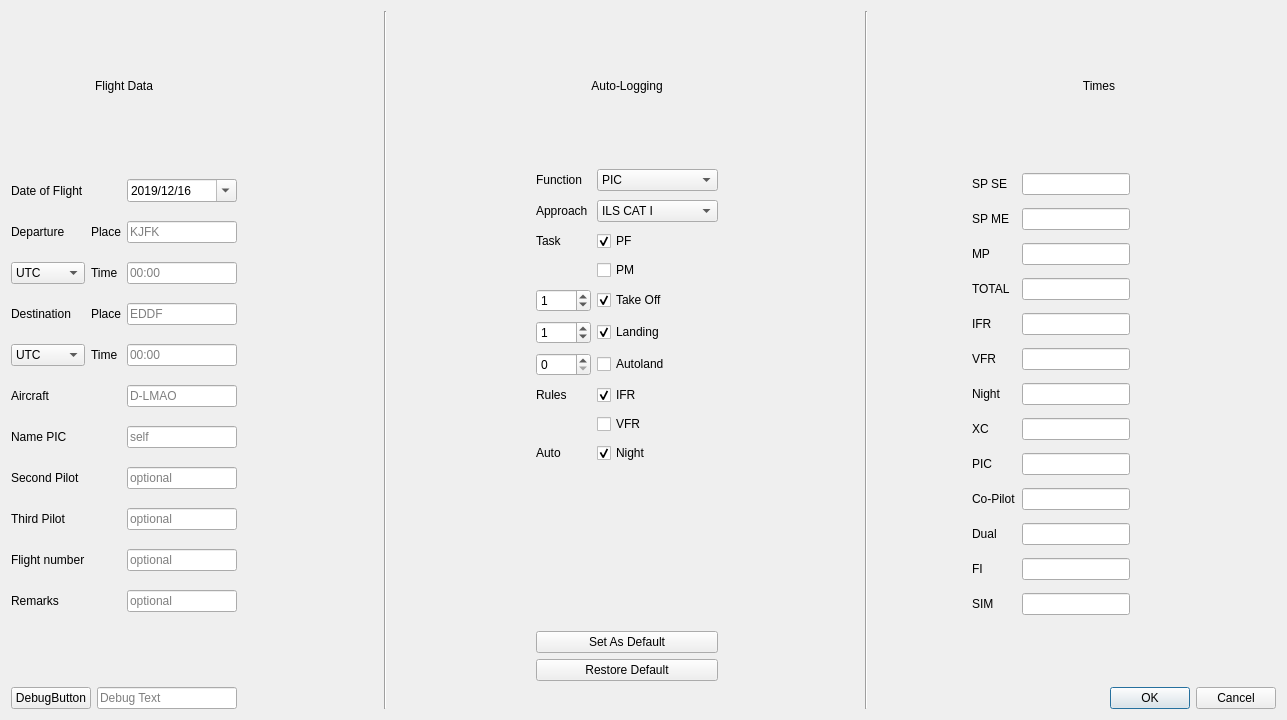
Old version of the form newflight.ui in the repository fiffty-50/openPilotLog.
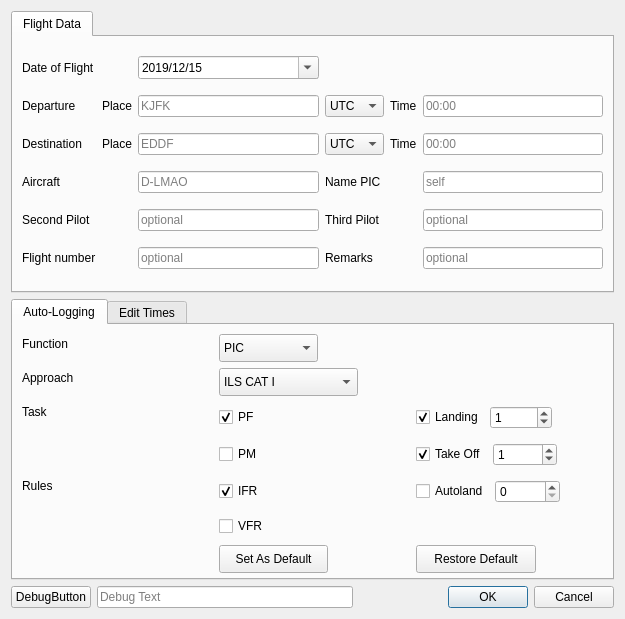
New version of the form. The open tabs and pages were chosen to show the change.

Commit message: edited RegExp Time Validator and Time Line Edits

The edit to the form file:
```diff
--- a/newflight.ui
+++ b/newflight.ui
@@ -6,60 +6,24 @@
    <rect>
     <x>0</x>
     <y>0</y>
-    <width>1287</width>
-    <height>720</height>
+    <width>625</width>
+    <height>619</height>
    </rect>
   </property>
   <property name="windowTitle">
    <string>New Flight</string>
   </property>
   <layout class="QGridLayout" name="gridLayout_4">
-   <item row="0" column="0" colspan="2">
-    <widget class="QLabel" name="label_3">
-     <property name="text">
+   <item row="0" column="0" colspan="3">
+    <widget class="QTabWidget" name="flightDataTabWidget">
+     <property name="currentIndex">
+      <number>0</number>
+     </property>
+     <widget class="QWidget" name="flightDataTab">
+      <attribute name="title">
       <string>Flight Data</string>
-     </property>
-     <property name="alignment">
-      <set>Qt::AlignCenter</set>
-     </property>
-    </widget>
-   </item>
-   <item row="0" column="3" rowspan="7" colspan="2">
-    <widget class="Line" name="line_2">
-     <property name="orientation">
-      <enum>Qt::Vertical</enum>
-     </property>
-    </widget>
-   </item>
-   <item row="0" column="5">
-    <widget class="QLabel" name="label_2">
-     <property name="text">
-      <string>Auto-Logging</string>
-     </property>
-     <property name="alignment">
-      <set>Qt::AlignCenter</set>
-     </property>
-    </widget>
-   </item>
-   <item row="0" column="7" rowspan="7" colspan="2">
-    <widget class="Line" name="line_3">
-     <property name="orientation">
-      <enum>Qt::Vertical</enum>
-     </property>
-    </widget>
-   </item>
-   <item row="0" column="9" colspan="3">
-    <widget class="QLabel" name="label_4">
-     <property name="text">
-      <string>Times</string>
-     </property>
-     <property name="alignment">
-      <set>Qt::AlignCenter</set>
-     </property>
-    </widget>
-   </item>
-   <item row="1" column="0" rowspan="3" colspan="2">
-    <layout class="QGridLayout" name="gridLayout_3">
+      </attribute>
+      <layout class="QGridLayout" name="gridLayout">
      <item row="0" column="0">
       <widget class="QLabel" name="doftLabel">
        <property name="text">
@@ -76,7 +40,7 @@
          <second>0</second>
          <year>2019</year>
          <month>12</month>
-         <day>16</day>
+           <day>15</day>
         </datetime>
        </property>
        <property name="displayFormat">
@@ -120,7 +84,7 @@
        </property>
       </widget>
      </item>
-     <item row="2" column="0">
+       <item row="1" column="3">
       <widget class="QComboBox" name="deptTZ">
        <item>
         <property name="text">
@@ -134,14 +98,14 @@
        </item>
       </widget>
      </item>
-     <item row="2" column="1">
+       <item row="1" column="4">
       <widget class="QLabel" name="tofbLabel">
        <property name="text">
         <string>Time</string>
        </property>
       </widget>
      </item>
-     <item row="2" column="2">
+       <item row="1" column="5">
       <widget class="QLineEdit" name="newTofb">
        <property name="maxLength">
         <number>5</number>
@@ -151,21 +115,21 @@
        </property>
       </widget>
      </item>
-     <item row="3" column="0">
+       <item row="2" column="0">
       <widget class="QLabel" name="destLabel">
        <property name="text">
         <string>Destination</string>
        </property>
       </widget>
      </item>
-     <item row="3" column="1">
+       <item row="2" column="1">
       <widget class="QLabel" name="placeLabel2">
        <property name="text">
         <string>Place</string>
        </property>
       </widget>
      </item>
-     <item row="3" column="2">
+       <item row="2" column="2">
       <widget class="QLineEdit" name="newDest">
        <property name="toolTip">
         <string>Enter the ICAO 4-letter Identifier of the Airport</string>
@@ -181,7 +145,7 @@
        </property>
       </widget>
      </item>
-     <item row="4" column="0">
+       <item row="2" column="3">
       <widget class="QComboBox" name="destTZ">
        <item>
         <property name="text">
@@ -195,56 +159,56 @@
        </item>
       </widget>
      </item>
-     <item row="4" column="1">
+       <item row="2" column="4">
       <widget class="QLabel" name="tonbLabel">
        <property name="text">
         <string>Time</string>
        </property>
       </widget>
      </item>
-     <item row="4" column="2">
+       <item row="2" column="5">
       <widget class="QLineEdit" name="newTonb">
        <property name="placeholderText">
         <string>00:00</string>
        </property>
       </widget>
      </item>
-     <item row="5" column="0">
+       <item row="3" column="0">
       <widget class="QLabel" name="acftLabel">
        <property name="text">
         <string>Aircraft</string>
        </property>
       </widget>
      </item>
-     <item row="5" column="2">
+       <item row="3" column="2">
       <widget class="QLineEdit" name="newAcft">
        <property name="placeholderText">
         <string>D-LMAO</string>
        </property>
       </widget>
      </item>
-     <item row="6" column="0">
+       <item row="3" column="3">
       <widget class="QLabel" name="picLabel">
        <property name="text">
         <string>Name PIC</string>
        </property>
       </widget>
      </item>
-     <item row="6" column="2">
+       <item row="3" column="5">
       <widget class="QLineEdit" name="newPic">
        <property name="placeholderText">
         <string>self</string>
        </property>
       </widget>
      </item>
-     <item row="7" column="0">
+       <item row="4" column="0">
       <widget class="QLabel" name="picLabel_2">
        <property name="text">
         <string>Second Pilot</string>
        </property>
       </widget>
      </item>
-     <item row="7" column="2">
+       <item row="4" column="2">
       <widget class="QLineEdit" name="secondPilotLineEdit">
        <property name="text">
         <string/>
@@ -254,42 +218,42 @@
        </property>
       </widget>
      </item>
-     <item row="8" column="0">
+       <item row="4" column="3">
       <widget class="QLabel" name="thirdPilotLabel">
        <property name="text">
         <string>Third Pilot</string>
        </property>
       </widget>
      </item>
-     <item row="8" column="2">
+       <item row="4" column="5">
       <widget class="QLineEdit" name="thirdPilotLineEdit">
        <property name="placeholderText">
         <string>optional</string>
        </property>
       </widget>
      </item>
-     <item row="9" column="0">
+       <item row="5" column="0">
       <widget class="QLabel" name="FlightNumberLabel">
        <property name="text">
         <string>Flight number</string>
        </property>
       </widget>
      </item>
-     <item row="9" column="2">
+       <item row="5" column="2">
       <widget class="QLineEdit" name="FlightNumberLineEdit">
        <property name="placeholderText">
         <string>optional</string>
        </property>
       </widget>
      </item>
-     <item row="10" column="0">
+       <item row="5" column="3">
       <widget class="QLabel" name="RemarksLabel">
        <property name="text">
         <string>Remarks</string>
        </property>
       </widget>
      </item>
-     <item row="10" column="2">
+       <item row="5" column="5">
       <widget class="QLineEdit" name="RemarksLineEdit">
        <property name="placeholderText">
         <string>optional</string>
@@ -297,18 +261,59 @@
       </widget>
      </item>
     </layout>
+     </widget>
+    </widget>
    </item>
-   <item row="1" column="5" rowspan="2">
-    <layout class="QGridLayout" name="gridLayout">
-     <item row="0" column="0">
-      <widget class="QLabel" name="FunctionLabel">
+   <item row="1" column="0" colspan="3">
+    <widget class="QTabWidget" name="tabWidget">
+     <property name="currentIndex">
+      <number>1</number>
+     </property>
+     <widget class="QWidget" name="tab">
+      <attribute name="title">
+       <string>Auto-Logging</string>
+      </attribute>
+      <widget class="QPushButton" name="setAsDefaultButton">
+       <property name="geometry">
+        <rect>
+         <x>206</x>
+         <y>220</y>
+         <width>109</width>
+         <height>28</height>
+        </rect>
+       </property>
+       <property name="toolTip">
+        <string>Set current selection as default</string>
+       </property>
        <property name="text">
-        <string>Function</string>
+        <string>Set As Default</string>
        </property>
       </widget>
-     </item>
-     <item row="0" column="1">
+      <widget class="QPushButton" name="restoreDefaultButton">
+       <property name="geometry">
+        <rect>
+         <x>403</x>
+         <y>220</y>
+         <width>120</width>
+         <height>28</height>
+        </rect>
+       </property>
+       <property name="toolTip">
+        <string>Restore previously stored default selection</string>
+       </property>
+       <property name="text">
+        <string>Restore Default</string>
+       </property>
+      </widget>
       <widget class="QComboBox" name="FunctionComboBox">
+       <property name="geometry">
+        <rect>
+         <x>206</x>
+         <y>9</y>
+         <width>99</width>
+         <height>28</height>
+        </rect>
+       </property>
        <item>
         <property name="text">
          <string>PIC</string>
@@ -330,16 +335,111 @@
         </property>
        </item>
       </widget>
-     </item>
-     <item row="1" column="0">
+      <widget class="QCheckBox" name="PilotFlyingCheckBox">
+       <property name="geometry">
+        <rect>
+         <x>206</x>
+         <y>79</y>
+         <width>44</width>
+         <height>26</height>
+        </rect>
+       </property>
+       <property name="toolTip">
+        <string>Assumes T/O and LDG performed. If not, edit details.</string>
+       </property>
+       <property name="text">
+        <string>PF</string>
+       </property>
+       <property name="checked">
+        <bool>true</bool>
+       </property>
+       <property name="autoExclusive">
+        <bool>false</bool>
+       </property>
+       <property name="tristate">
+        <bool>false</bool>
+       </property>
+      </widget>
+      <widget class="QCheckBox" name="PilotMonitoringCheckBox">
+       <property name="geometry">
+        <rect>
+         <x>206</x>
+         <y>116</y>
+         <width>49</width>
+         <height>26</height>
+        </rect>
+       </property>
+       <property name="text">
+        <string>PM</string>
+       </property>
+      </widget>
+      <widget class="QLabel" name="RulesLabel">
+       <property name="geometry">
+        <rect>
+         <x>9</x>
+         <y>151</y>
+         <width>40</width>
+         <height>20</height>
+        </rect>
+       </property>
+       <property name="text">
+        <string>Rules</string>
+       </property>
+      </widget>
+      <widget class="QCheckBox" name="IfrCheckBox">
+       <property name="geometry">
+        <rect>
+         <x>206</x>
+         <y>153</y>
+         <width>49</width>
+         <height>26</height>
+        </rect>
+       </property>
+       <property name="toolTip">
+        <string/>
+       </property>
+       <property name="text">
+        <string>IFR</string>
+       </property>
+       <property name="checked">
+        <bool>true</bool>
+       </property>
+      </widget>
+      <widget class="QCheckBox" name="VfrCheckBox">
+       <property name="geometry">
+        <rect>
+         <x>206</x>
+         <y>188</y>
+         <width>54</width>
+         <height>26</height>
+        </rect>
+       </property>
+       <property name="text">
+        <string>VFR</string>
+       </property>
+      </widget>
       <widget class="QLabel" name="label">
+       <property name="geometry">
+        <rect>
+         <x>9</x>
+         <y>43</y>
+         <width>72</width>
+         <height>20</height>
+        </rect>
+       </property>
        <property name="text">
         <string>Approach </string>
        </property>
       </widget>
-     </item>
-     <item row="1" column="1">
       <widget class="QComboBox" name="ApproachComboBox">
+       <property name="geometry">
+        <rect>
+         <x>206</x>
+         <y>43</y>
+         <width>139</width>
+         <height>28</height>
+        </rect>
+       </property>
        <property name="currentText">
         <string>ILS CAT I</string>
        </property>
@@ -409,68 +509,43 @@
         </property>
        </item>
       </widget>
-     </item>
-     <item row="2" column="0">
+      <widget class="QLabel" name="FunctionLabel">
+       <property name="geometry">
+        <rect>
+         <x>9</x>
+         <y>9</y>
+         <width>63</width>
+         <height>20</height>
+        </rect>
+       </property>
+       <property name="text">
+        <string>Function</string>
+       </property>
+      </widget>
       <widget class="QLabel" name="TaskLabel">
+       <property name="geometry">
+        <rect>
+         <x>9</x>
+         <y>77</y>
+         <width>34</width>
+         <height>20</height>
+        </rect>
+       </property>
        <property name="text">
         <string>Task</string>
        </property>
       </widget>
-     </item>
-     <item row="2" column="1">
-      <widget class="QCheckBox" name="PilotFlyingCheckBox">
-       <property name="toolTip">
-        <string>Assumes T/O and LDG performed. If not, edit details.</string>
+      <widget class="QWidget" name="">
+       <property name="geometry">
+        <rect>
+         <x>403</x>
+         <y>77</y>
+         <width>136</width>
+         <height>31</height>
+        </rect>
        </property>
-       <property name="text">
-        <string>PF</string>
-       </property>
-       <property name="checked">
-        <bool>true</bool>
-       </property>
-       <property name="autoExclusive">
-        <bool>false</bool>
-       </property>
-       <property name="tristate">
-        <bool>false</bool>
-       </property>
-      </widget>
-     </item>
-     <item row="3" column="1">
-      <widget class="QCheckBox" name="PilotMonitoringCheckBox">
-       <property name="text">
-        <string>PM</string>
-       </property>
-      </widget>
-     </item>
-     <item row="4" column="0">
-      <widget class="QSpinBox" name="TakeoffSpinBox">
-       <property name="value">
-        <number>1</number>
-       </property>
-      </widget>
-     </item>
-     <item row="4" column="1">
-      <widget class="QCheckBox" name="TakeoffCheckBox">
-       <property name="toolTip">
-        <string/>
-       </property>
-       <property name="text">
-        <string>Take Off</string>
-       </property>
-       <property name="checked">
-        <bool>true</bool>
-       </property>
-      </widget>
-     </item>
-     <item row="5" column="0">
-      <widget class="QSpinBox" name="LandingSpinBox">
-       <property name="value">
-        <number>1</number>
-       </property>
-      </widget>
-     </item>
-     <item row="5" column="1">
+       <layout class="QHBoxLayout" name="horizontalLayout">
+        <item>
       <widget class="QCheckBox" name="LandingCheckBox">
        <property name="text">
         <string>Landing</string>
@@ -480,66 +555,74 @@
        </property>
       </widget>
      </item>
-     <item row="6" column="0">
-      <widget class="QSpinBox" name="AutolandSpinBox"/>
-     </item>
-     <item row="6" column="1">
+        <item>
+         <widget class="QSpinBox" name="LandingSpinBox">
+          <property name="value">
+           <number>1</number>
+          </property>
+         </widget>
+        </item>
+       </layout>
+      </widget>
+      <widget class="QWidget" name="">
+       <property name="geometry">
+        <rect>
+         <x>403</x>
+         <y>114</y>
+         <width>141</width>
+         <height>31</height>
+        </rect>
+       </property>
+       <layout class="QHBoxLayout" name="horizontalLayout_2">
+        <item>
+         <widget class="QCheckBox" name="TakeoffCheckBox">
+          <property name="toolTip">
+           <string/>
+          </property>
+          <property name="text">
+           <string>Take Off</string>
+          </property>
+          <property name="checked">
+           <bool>true</bool>
+          </property>
+         </widget>
+        </item>
+        <item>
+         <widget class="QSpinBox" name="TakeoffSpinBox">
+          <property name="value">
+           <number>1</number>
+          </property>
+         </widget>
+        </item>
+       </layout>
+      </widget>
+      <widget class="QWidget" name="">
+       <property name="geometry">
+        <rect>
+         <x>403</x>
+         <y>151</y>
+         <width>144</width>
+         <height>31</height>
+        </rect>
+       </property>
+       <layout class="QHBoxLayout" name="horizontalLayout_3">
+        <item>
       <widget class="QCheckBox" name="AutolandCheckBox">
        <property name="text">
         <string>Autoland</string>
        </property>
       </widget>
      </item>
-     <item row="7" column="0">
-      <widget class="QLabel" name="RulesLabel">
-       <property name="text">
-        <string>Rules</string>
-       </property>
-      </widget>
-     </item>
-     <item row="7" column="1">
-      <widget class="QCheckBox" name="IfrCheckBox">
-       <property name="toolTip">
-        <string/>
-       </property>
-       <property name="text">
-        <string>IFR</string>
-       </property>
-       <property name="checked">
-        <bool>true</bool>
-       </property>
-      </widget>
-     </item>
-     <item row="8" column="1">
-      <widget class="QCheckBox" name="VfrCheckBox">
-       <property name="text">
-        <string>VFR</string>
-       </property>
-      </widget>
-     </item>
-     <item row="9" column="0">
-      <widget class="QLabel" name="autoNightLabel">
-       <property name="text">
-        <string>Auto</string>
-       </property>
-      </widget>
-     </item>
-     <item row="9" column="1">
-      <widget class="QCheckBox" name="autoNightCheckBox">
-       <property name="toolTip">
-        <string>Enable or disable automatic logging of night time</string>
-       </property>
-       <property name="text">
-        <string>Night</string>
-       </property>
-       <property name="checked">
-        <bool>true</bool>
-       </property>
-      </widget>
-     </item>
-    </layout>
-   </item>
-   <item row="1" column="10" rowspan="3">
+        <item>
+         <widget class="QSpinBox" name="AutolandSpinBox"/>
+        </item>
+       </layout>
+      </widget>
+     </widget>
+     <widget class="QWidget" name="tab_2">
+      <attribute name="title">
+       <string>Edit Times</string>
+      </attribute>
     <layout class="QGridLayout" name="gridLayout_2">
      <item row="0" column="0">
       <widget class="QLabel" name="spse_Label">
@@ -551,6 +634,16 @@
      <item row="0" column="1">
       <widget class="QLineEdit" name="spseTimeLineEdit"/>
      </item>
+       <item row="0" column="2">
+        <widget class="QLabel" name="nightLabel">
+         <property name="text">
+          <string>Night</string>
+         </property>
+        </widget>
+       </item>
+       <item row="0" column="4">
+        <widget class="QLineEdit" name="nightTimeLineEdit"/>
+       </item>
      <item row="1" column="0">
       <widget class="QLabel" name="spmeLabel">
        <property name="text">
@@ -561,6 +654,16 @@
      <item row="1" column="1">
       <widget class="QLineEdit" name="spmeTimeLineEdit"/>
      </item>
+       <item row="1" column="2">
+        <widget class="QLabel" name="xcLabel">
+         <property name="text">
+          <string>XC</string>
+         </property>
+        </widget>
+       </item>
+       <item row="1" column="4">
+        <widget class="QLineEdit" name="xcTimeLineEdit"/>
+       </item>
      <item row="2" column="0">
       <widget class="QLabel" name="mpLabel">
        <property name="text">
@@ -571,208 +674,105 @@
      <item row="2" column="1">
       <widget class="QLineEdit" name="mpTimeLineEdit"/>
      </item>
-     <item row="3" column="0">
+       <item row="2" column="2">
+        <widget class="QLabel" name="picTimeLabel">
+         <property name="text">
+          <string>PIC</string>
+         </property>
+        </widget>
+       </item>
+       <item row="2" column="4" rowspan="2">
+        <widget class="QLineEdit" name="picTimeLineEdit"/>
+       </item>
+       <item row="3" column="0" rowspan="2">
       <widget class="QLabel" name="totalTimeLabel">
        <property name="text">
         <string>TOTAL</string>
        </property>
       </widget>
      </item>
-     <item row="3" column="1">
+       <item row="3" column="1" rowspan="2">
       <widget class="QLineEdit" name="totalTimeLineEdit"/>
      </item>
-     <item row="4" column="0">
-      <widget class="QLabel" name="ifrLabel">
-       <property name="text">
-        <string>IFR</string>
-       </property>
-      </widget>
-     </item>
-     <item row="4" column="1">
-      <widget class="QLineEdit" name="ifrTimeLineEdit"/>
-     </item>
-     <item row="5" column="0">
-      <widget class="QLabel" name="vfrLabel">
-       <property name="text">
-        <string>VFR</string>
-       </property>
-      </widget>
-     </item>
-     <item row="5" column="1">
-      <widget class="QLineEdit" name="vfrTimeLineEdit"/>
-     </item>
-     <item row="6" column="0">
-      <widget class="QLabel" name="nightLabel">
-       <property name="text">
-        <string>Night</string>
-       </property>
-      </widget>
-     </item>
-     <item row="6" column="1">
-      <widget class="QLineEdit" name="nightTimeLineEdit"/>
-     </item>
-     <item row="7" column="0">
-      <widget class="QLabel" name="xcLabel">
-       <property name="text">
-        <string>XC</string>
-       </property>
-      </widget>
-     </item>
-     <item row="7" column="1">
-      <widget class="QLineEdit" name="xcTimeLineEdit"/>
-     </item>
-     <item row="8" column="0">
-      <widget class="QLabel" name="picTimeLabel">
-       <property name="text">
-        <string>PIC</string>
-       </property>
-      </widget>
-     </item>
-     <item row="8" column="1">
-      <widget class="QLineEdit" name="picTimeLineEdit"/>
-     </item>
-     <item row="9" column="0">
+       <item row="4" column="2" colspan="2">
       <widget class="QLabel" name="coPilotTimeLabel">
        <property name="text">
         <string>Co-Pilot</string>
        </property>
       </widget>
      </item>
-     <item row="9" column="1">
+       <item row="4" column="4" rowspan="2">
       <widget class="QLineEdit" name="copTimeLineEdit"/>
      </item>
-     <item row="10" column="0">
+       <item row="5" column="0" rowspan="2">
+        <widget class="QLabel" name="ifrLabel">
+         <property name="text">
+          <string>IFR</string>
+         </property>
+        </widget>
+       </item>
+       <item row="5" column="1" rowspan="2">
+        <widget class="QLineEdit" name="ifrTimeLineEdit"/>
+       </item>
+       <item row="6" column="2">
       <widget class="QLabel" name="dualTimeLabel">
        <property name="text">
         <string>Dual</string>
        </property>
       </widget>
      </item>
-     <item row="10" column="1">
+       <item row="6" column="4" rowspan="2">
       <widget class="QLineEdit" name="dualTimeLineEdit"/>
      </item>
-     <item row="11" column="0">
+       <item row="7" column="0" rowspan="2">
+        <widget class="QLabel" name="vfrLabel">
+         <property name="text">
+          <string>VFR</string>
+         </property>
+        </widget>
+       </item>
+       <item row="7" column="1" rowspan="2">
+        <widget class="QLineEdit" name="vfrTimeLineEdit"/>
+       </item>
+       <item row="8" column="2">
       <widget class="QLabel" name="fiTimeLabel">
        <property name="text">
         <string>FI</string>
        </property>
       </widget>
      </item>
-     <item row="11" column="1">
+       <item row="8" column="4">
       <widget class="QLineEdit" name="fiTimeLineEdit"/>
      </item>
-     <item row="12" column="0">
+       <item row="9" column="2">
       <widget class="QLabel" name="simTimeLabel">
        <property name="text">
         <string>SIM</string>
        </property>
       </widget>
      </item>
-     <item row="12" column="1">
+       <item row="9" column="3" colspan="2">
       <widget class="QLineEdit" name="simTimeLineEdit"/>
      </item>
     </layout>
-   </item>
-   <item row="1" column="11">
-    <spacer name="horizontalSpacer_5">
-     <property name="orientation">
-      <enum>Qt::Horizontal</enum>
-     </property>
-     <property name="sizeHint" stdset="0">
-      <size>
-       <width>73</width>
-       <height>20</height>
-      </size>
-     </property>
-    </spacer>
-   </item>
-   <item row="2" column="6">
-    <spacer name="horizontalSpacer_6">
-     <property name="orientation">
-      <enum>Qt::Horizontal</enum>
-     </property>
-     <property name="sizeHint" stdset="0">
-      <size>
-       <width>96</width>
-       <height>20</height>
-      </size>
-     </property>
-    </spacer>
-   </item>
-   <item row="2" column="8" colspan="2">
-    <spacer name="horizontalSpacer_7">
-     <property name="orientation">
-      <enum>Qt::Horizontal</enum>
-     </property>
-     <property name="sizeHint" stdset="0">
-      <size>
-       <width>95</width>
-       <height>20</height>
-      </size>
-     </property>
-    </spacer>
-   </item>
-   <item row="3" column="2">
-    <spacer name="horizontalSpacer_2">
-     <property name="orientation">
-      <enum>Qt::Horizontal</enum>
-     </property>
-     <property name="sizeHint" stdset="0">
-      <size>
-       <width>41</width>
-       <height>20</height>
-      </size>
-     </property>
-    </spacer>
-   </item>
-   <item row="3" column="4">
-    <spacer name="horizontalSpacer">
-     <property name="orientation">
-      <enum>Qt::Horizontal</enum>
-     </property>
-     <property name="sizeHint" stdset="0">
-      <size>
-       <width>40</width>
-       <height>20</height>
-      </size>
-     </property>
-    </spacer>
-   </item>
-   <item row="4" column="5">
-    <widget class="QPushButton" name="setAsDefaultButton">
-     <property name="toolTip">
-      <string>Set current selection as default</string>
-     </property>
-     <property name="text">
-      <string>Set As Default</string>
-     </property>
-    </widget>
-   </item>
-   <item row="5" column="5">
-    <widget class="QPushButton" name="restoreDefaultButton">
-     <property name="toolTip">
-      <string>Restore previously stored default selection</string>
-     </property>
-     <property name="text">
-      <string>Restore Default</string>
-     </property>
+     </widget>
     </widget>
    </item>
-   <item row="6" column="0">
+   <item row="2" column="0">
     <widget class="QPushButton" name="verifyButton">
      <property name="text">
       <string>DebugButton</string>
      </property>
     </widget>
    </item>
-   <item row="6" column="1">
+   <item row="2" column="1">
     <widget class="QLineEdit" name="verifyEdit">
      <property name="placeholderText">
       <string>Debug Text</string>
      </property>
     </widget>
    </item>
-   <item row="6" column="10" colspan="2">
+   <item row="2" column="2">
     <widget class="QDialogButtonBox" name="buttonBox">
      <property name="orientation">
       <enum>Qt::Horizontal</enum>
```
Left out of the diff: 16 changed lines with no effect on the pictures. Lines whose indentation alone changed are shown as unchanged. The commit also changes 2 other files.
